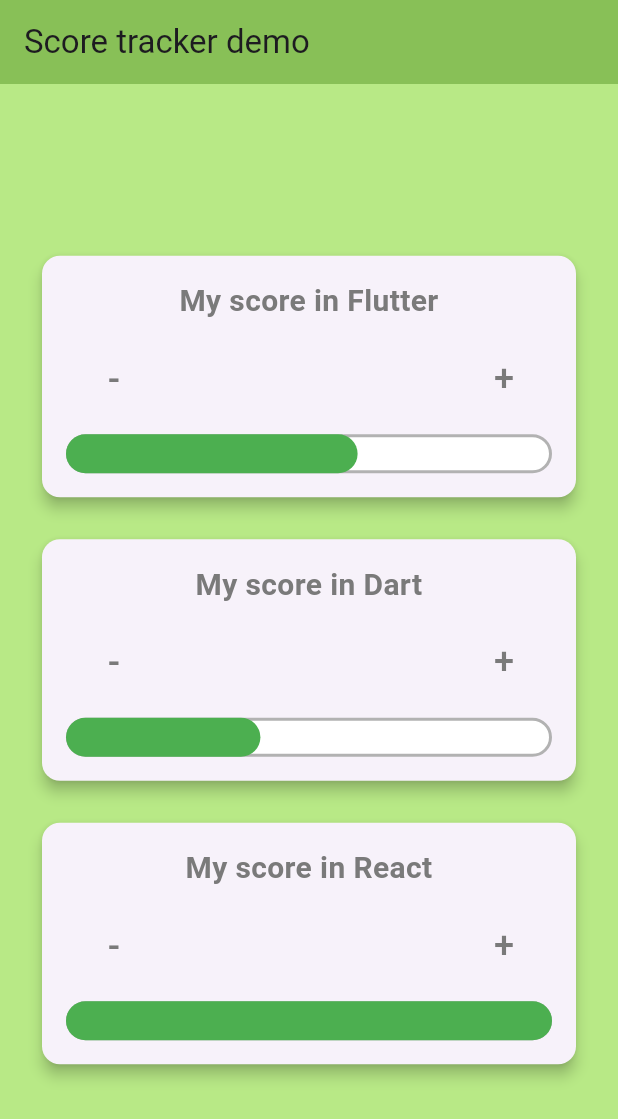
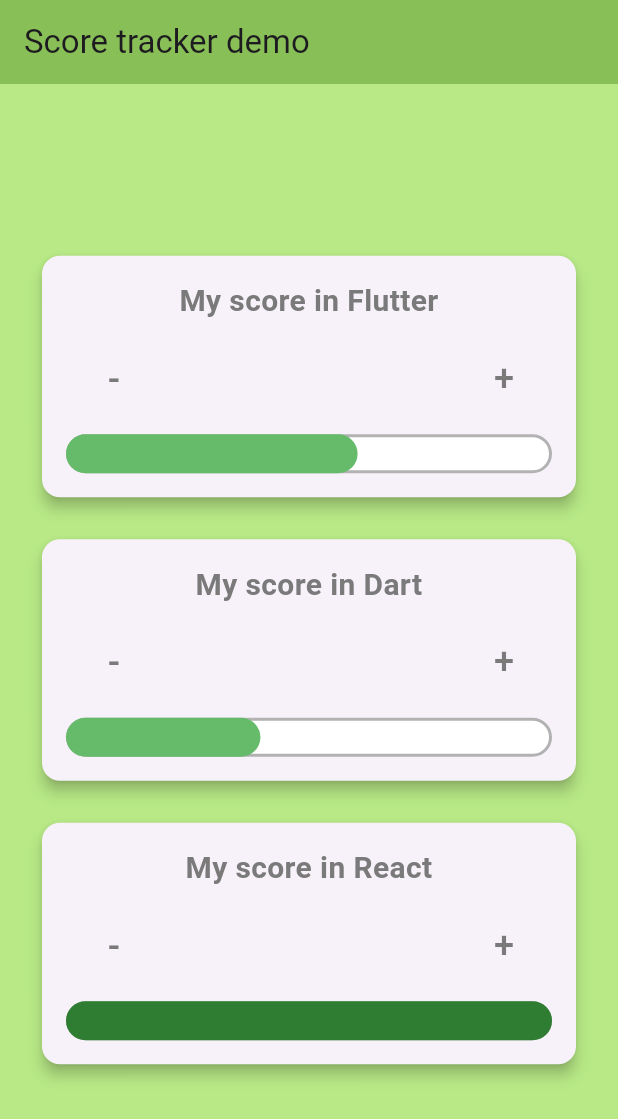
Before and after one commit to LK-Hour/W5-PRACTICE-Statefull-Widgets, a Flutter app: the screen it shows after launch, on a phone screen of 412 x 824 dp. Shown: the top 1119 px of the screen. Run offline on Flutter 3.47's test engine with Material 3 defaults, Android fonts, the light colour scheme and no system bars.

Commit message:
Edit: Make the color of progress bar change according to score level

```diff
--- a/lib/main.dart
+++ b/lib/main.dart
@@ -77,6 +77,16 @@
     });
   }
 
+  Color get _progressColor {
+    if (_score <= 3) {
+      return const Color(0xFF81C784); // Light green for low scores (1-3)
+    } else if (_score <= 7) {
+      return const Color(0xFF66BB6A); // Medium green for medium scores (4-7)
+    } else {
+      return const Color(0xFF2E7D32); // Dark green for high scores (8-10)
+    }
+  }
+
   @override
   Widget build(BuildContext context) {
     final double widthFactor = _score / _maxScore;
@@ -138,7 +148,7 @@
                     widthFactor: widthFactor.clamp(0, 1),
                     child: Container(
                       decoration: BoxDecoration(
-                        color: const Color(0xFF4CAF50),
+                        color: _progressColor,
                         borderRadius: BorderRadius.circular(16),
                       ),
                     ),
```
Also changed, not shown: lib/EX-4/ex_4.dart (+11 -1 lines).
